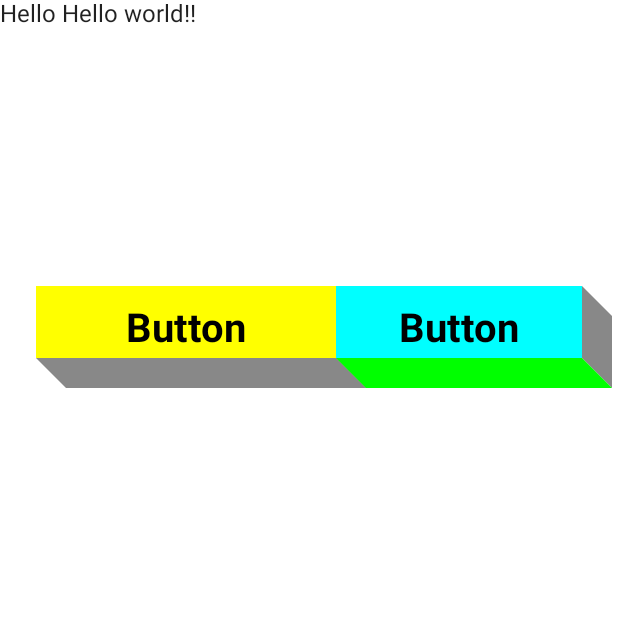
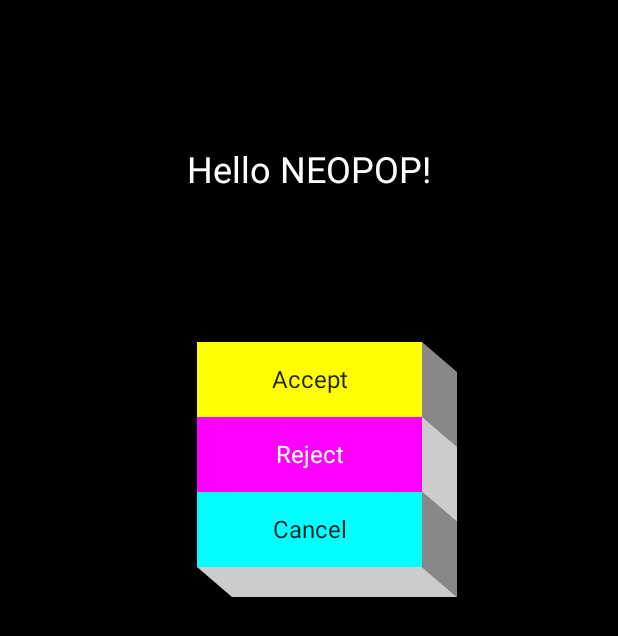
Before and after one commit to Marchuck/NeoPOP-Compose, an Android app built with Jetpack Compose: the screen it shows after launch (MainActivity), on a phone screen of 412 x 824 dp. Shown: the top 636 px of the screen. Run offline under Robolectric (Android 15) with nearby library versions, the phone set to English and light mode, and no system bars.

Commit message:
possibility to pass composable to button content

```diff
--- a/app/src/main/java/pl/lukaszmarczak/neopop/compose/MainActivity.kt
+++ b/app/src/main/java/pl/lukaszmarczak/neopop/compose/MainActivity.kt
@@ -1,66 +1,77 @@
+@file:OptIn(ExperimentalUnitApi::class)
+
 package pl.lukaszmarczak.neopop.compose
 
 import android.os.Bundle
 import androidx.activity.ComponentActivity
 import androidx.activity.compose.setContent
-import androidx.compose.foundation.background
 import androidx.compose.foundation.layout.Column
-import androidx.compose.foundation.layout.Row
+import androidx.compose.foundation.layout.ColumnScope
 import androidx.compose.foundation.layout.Spacer
 import androidx.compose.foundation.layout.fillMaxSize
 import androidx.compose.foundation.layout.fillMaxWidth
-import androidx.compose.foundation.layout.padding
+import androidx.compose.foundation.layout.height
 import androidx.compose.foundation.layout.size
-import androidx.compose.material.MaterialTheme
 import androidx.compose.material.Surface
 import androidx.compose.material.Text
 import androidx.compose.runtime.Composable
+import androidx.compose.ui.Alignment
 import androidx.compose.ui.Modifier
 import androidx.compose.ui.graphics.Color
-import androidx.compose.ui.tooling.preview.Preview
+import androidx.compose.ui.text.style.TextAlign
+import androidx.compose.ui.unit.ExperimentalUnitApi
+import androidx.compose.ui.unit.TextUnit
+import androidx.compose.ui.unit.TextUnitType
 import androidx.compose.ui.unit.dp
-import androidx.lifecycle.MutableLiveData
-import androidx.lifecycle.ViewModel
 import pl.lukaszmarczak.neopop.compose.ui.theme.NeoPOPComposeTheme
 import pl.lukaszmarczak.neopop.compose.ui.theme.NeoPopButton
 
 class MainActivity : ComponentActivity() {
-    class VM : ViewModel() {
-        val state = MutableLiveData(false)
-    }
-
-    val viewModel = VM()
 
     override fun onCreate(savedInstanceState: Bundle?) {
         super.onCreate(savedInstanceState)
         setContent {
             NeoPOPComposeTheme {
-                // A surface container using the 'background' color from the theme
                 Surface(
                     modifier = Modifier
-                        .fillMaxSize()
-                        .background(Color.LightGray),
-                    color = MaterialTheme.colors.background
+                        .fillMaxSize(),
+                    color = Color.Black
                 ) {
-                    Column(Modifier.fillMaxWidth()) {
+                    Column(
+                        modifier = Modifier.fillMaxWidth(),
+                        horizontalAlignment = Alignment.CenterHorizontally
+                    ) {
+                        Greeting("NEOPOP")
+                        Spacer(Modifier.size(100.dp))
+                        NeoPopButton(
+                            buttonColor = Color.Yellow,
+                            edgesColors = Color.Gray to Color.LightGray,
+                            modifier = Modifier.size(150.dp, 50.dp),
+                            buttonContent = {
+                                Text(text = "Accept", textAlign = TextAlign.Center)
+                            }
+                        )
+                        NeoPopButton(
+                            buttonColor = Color.Magenta,
+                            edgesColors = Color.LightGray to Color.Gray,
+                            modifier = Modifier.size(150.dp, 50.dp),
+                            buttonContent = {
+                                Text(
+                                    color = Color.White,
+                                    text = "Reject",
+                                    textAlign = TextAlign.Center
+                                )
+                            }
+                        )
+                        NeoPopButton(
+                            buttonColor = Color.Cyan,
+                            edgesColors = Color.Gray to Color.LightGray,
+                            modifier = Modifier.size(150.dp, 50.dp),
+                            buttonContent = {
+                                Text(text = "Cancel", textAlign = TextAlign.Center)
+                            }
+                        )
 
-                        Greeting("Hello world!")
-                        Spacer(Modifier.size(148.dp))
-
-                        Row(modifier = Modifier.padding(24.dp)) {
-                            NeoPopButton(
-                                buttonColor = Color.Yellow,
-                                buttonText = "Button",
-                                edgesColors = Color.DarkGray to Color.Gray,
-                                modifier = Modifier.size(200.dp, 48.dp),
-                            )
-                            NeoPopButton(
-                                buttonColor = Color.Cyan,
-                                buttonText = "Button",
-                                edgesColors = Color.Gray to Color.Green,
-                                modifier = Modifier.size(200.dp, 48.dp),
-                            )
-                        }
                     }
                 }
             }
@@ -69,14 +80,11 @@ class MainActivity : ComponentActivity() {
 }
 
 @Composable
-fun Greeting(name: String) {
-    Text(text = "Hello $name!")
+fun ColumnScope.Greeting(name: String) {
+    Spacer(modifier = Modifier.height(100.dp))
+    Text(
+        text = "Hello $name!",
+        color = Color.White,
+        fontSize = TextUnit(24f, TextUnitType.Sp)
+    )
 }
-
-@Preview(showBackground = true)
-@Composable
-fun DefaultPreview() {
-    NeoPOPComposeTheme {
-        Greeting("Android")
-    }
-}
--- a/app/src/main/java/pl/lukaszmarczak/neopop/compose/ui/theme/NeoPopButton.kt
+++ b/app/src/main/java/pl/lukaszmarczak/neopop/compose/ui/theme/NeoPopButton.kt
@@ -1,7 +1,5 @@
 package pl.lukaszmarczak.neopop.compose.ui.theme
 
-import android.graphics.Paint
-import android.graphics.Typeface
 import androidx.annotation.FloatRange
 import androidx.compose.animation.core.animateFloatAsState
 import androidx.compose.animation.core.tween
@@ -9,6 +7,9 @@ import androidx.compose.foundation.background
 import androidx.compose.foundation.clickable
 import androidx.compose.foundation.interaction.MutableInteractionSource
 import androidx.compose.foundation.layout.Box
+import androidx.compose.foundation.layout.BoxScope
+import androidx.compose.foundation.layout.fillMaxSize
+import androidx.compose.foundation.layout.offset
 import androidx.compose.runtime.Composable
 import androidx.compose.runtime.getValue
 import androidx.compose.runtime.mutableStateOf
@@ -16,17 +17,20 @@ import androidx.compose.runtime.remember
 import androidx.compose.ui.Alignment
 import androidx.compose.ui.Modifier
 import androidx.compose.ui.draw.DrawModifier
+import androidx.compose.ui.geometry.Size
 import androidx.compose.ui.graphics.Color
+import androidx.compose.ui.graphics.Path
 import androidx.compose.ui.graphics.drawscope.ContentDrawScope
-import androidx.compose.ui.graphics.nativeCanvas
+import androidx.compose.ui.unit.dp
 
 @Composable
 fun NeoPopButton(
     buttonColor: Color,
-    buttonText: String,
     edgesColors: Pair<Color, Color>,
     modifier: Modifier = Modifier,
+    buttonContent: @Composable BoxScope.() -> Unit
 ) {
+    val depthSize = Size(35f, 30f)
     val state = remember { mutableStateOf(false) }
     val pressingProgress: Float by animateFloatAsState(
         targetValue = if (state.value) 1f else 0f,
@@ -36,8 +40,8 @@ fun NeoPopButton(
     Box(
         modifier = modifier
             .background(Color.Transparent)
-            .neoPopEdges(edgesColors, pressingProgress)
-            .neoPopArea(buttonColor, buttonText, pressingProgress)
+            .neoPopEdges(edgesColors, depthSize, pressingProgress)
+            .neoPopArea(buttonColor, depthSize, pressingProgress)
             .clickable(
                 interactionSource = interactionSource,
                 indication = null,
@@ -47,30 +51,35 @@ fun NeoPopButton(
             ),
         contentAlignment = Alignment.Center
     ) {
+        Box(
+            modifier = Modifier
+                .fillMaxSize()
+                .offset(
+                    x = ((depthSize.width / 2) * pressingProgress).dp,
+                    y = ((depthSize.height / 2) * pressingProgress).dp
+                ),
+            contentAlignment = Alignment.Center,
+            content = buttonContent
+        )
     }
 }
 
 fun Modifier.neoPopArea(
     buttonColor: Color,
-    buttonText: String,
+    depthSize: Size,
     @FloatRange(from = 0.0, to = 1.0) depth: Float
 ) = then(
     object : DrawModifier {
-        val paint = Paint().apply {
-            textSize = 40f
-            typeface = Typeface.DEFAULT_BOLD
-            color = android.graphics.Color.BLACK
-            textAlign = Paint.Align.CENTER
-        }
-
+        private val path = Path()
         override fun ContentDrawScope.draw() {
             val (width, height) = size
-            val xOffset = 30f * depth
-            val yOffset = 30f * depth
+            val xOffset = depthSize.width * depth
+            val yOffset = depthSize.height * depth
 
             drawPath(
                 color = buttonColor,
-                path = androidx.compose.ui.graphics.Path().apply {
+                path = path.apply {
+                    reset()
                     moveTo(xOffset, yOffset)
                     lineTo(width + xOffset, yOffset)
                     lineTo(width + xOffset, height + yOffset)
@@ -78,45 +87,45 @@ fun Modifier.neoPopArea(
                     close()
                 }
             )
-            drawContext.canvas.nativeCanvas.apply {
-                drawText(
-                    buttonText,
-                    (size.width + xOffset) / 2,
-                    ((size.height + yOffset) / 2) + 20,
-                    paint
-                )
-            }
             drawContent()
         }
     }
 )
 
-fun Modifier.neoPopEdges(edgesColors: Pair<Color, Color>, pressed: Float) = then(
+fun Modifier.neoPopEdges(
+    edgesColors: Pair<Color, Color>,
+    depthSize: Size,
+    pressed: Float
+) = then(
     object : DrawModifier {
+        private val horizontalPath = Path()
+        private val verticalPath = Path()
 
         override fun ContentDrawScope.draw() {
             val (width, height) = size
-            val absoluteOffsetX = 30f
-            val absoluteOffsetY = 30f
-            val xOffset = 30f * (pressed)
-            val yOffset = 30f * (pressed)
+            val absoluteOffsetX = depthSize.width
+            val absoluteOffsetY = depthSize.height
+            val xOffset = absoluteOffsetX * pressed
+            val yOffset = absoluteOffsetY * pressed
             drawPath(
                 color = edgesColors.first,
-                path = androidx.compose.ui.graphics.Path().apply {
+                path = verticalPath.apply {
+                    reset()
                     moveTo(width + absoluteOffsetX, height + absoluteOffsetY)
                     lineTo(width, height)
                     lineTo(width, yOffset)
-                    lineTo(width + absoluteOffsetX, absoluteOffsetY + yOffset)
+                    lineTo(width + absoluteOffsetX, absoluteOffsetY)
                     close()
                 }
             )
             drawPath(
                 color = edgesColors.second,
-                path = androidx.compose.ui.graphics.Path().apply {
+                path = horizontalPath.apply {
+                    reset()
                     moveTo(width + absoluteOffsetX, height + absoluteOffsetY)
                     lineTo(width, height)
                     lineTo(xOffset, height)
-                    lineTo(xOffset + absoluteOffsetX, height + absoluteOffsetY)
+                    lineTo(absoluteOffsetX, height + absoluteOffsetY)
                     close()
                 }
             )
```
